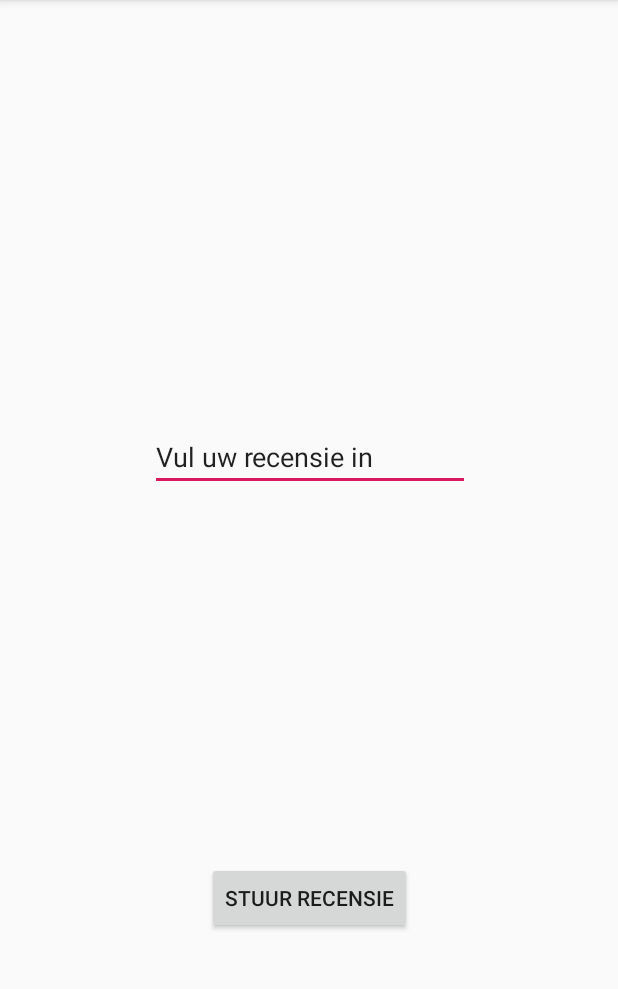
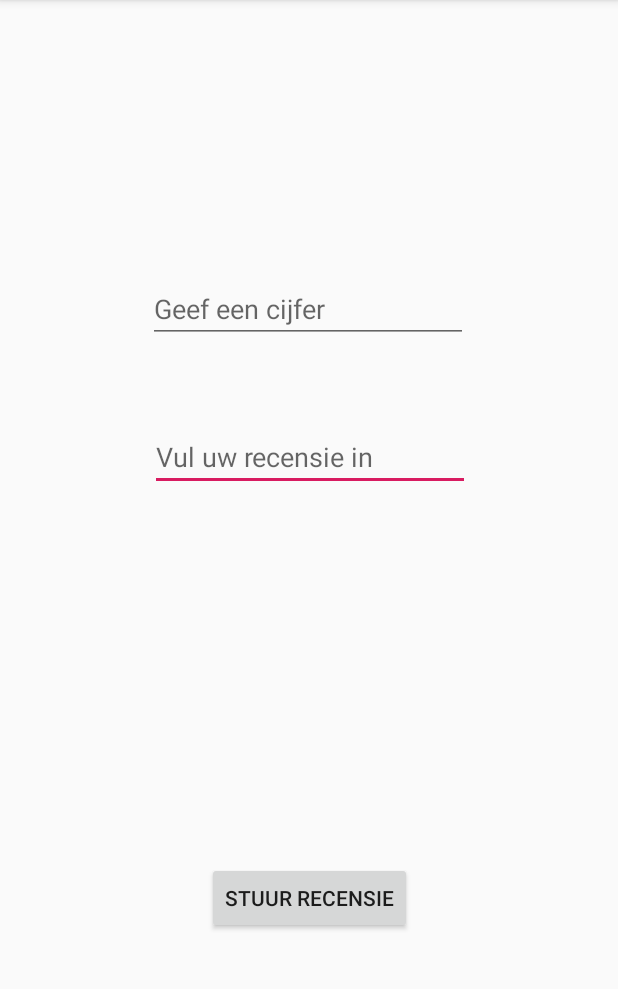
Before and after one commit to schaapkabap/ikpmd, an Android app: the RecensieActivity screen opened directly, with no data from a screen before it, after a tap on "STUUR RECENSIE", on a phone screen of 412 x 824 dp, the part 84-1073 px from its top. Run offline under Robolectric (Android 15) with nearby library versions, the phone set to English and light mode, and no system bars; our stand-ins replace Firebase (no records; nobody signed in at launch, a user with empty details on screens opened directly); 1 statement that could not run was skipped.

Commit message:
vervetering in firebase connectie

```diff
--- a/app/build.gradle
+++ b/app/build.gradle
@@ -41,9 +41,10 @@ dependencies {
 
 
     implementation 'com.google.firebase:firebase-database:16.0.1'
-    //implementation 'com.google.firebase:firebase-database:16.0.1:15.0.0'
+    implementation 'com.github.PhilJay:MPAndroidChart:v3.0.3'
+    implementation 'com.github.terencejackson:JavaBreweryDbConnector:3fd2570dfa'
 
-    implementation 'com.github.PhilJay:MPAndroidChart:v3.0.3'
+
 
 }
 apply plugin: 'com.google.gms.google-services'
--- a/app/src/main/AndroidManifest.xml
+++ b/app/src/main/AndroidManifest.xml
@@ -19,7 +19,7 @@
             </intent-filter>
         </activity>
         <activity android:name=".activitys.Bierlist" />
-        <activity android:name=".activitys.Firebase" />
+        <activity android:name=".activitys.RecensieActivity" />
         <activity android:name=".activitys.Grafieken" />
         <activity android:name=".activitys.Baractivity" />
         <activity
--- a/app/src/main/java/com/example/schaapkabap/biercollection/MainActivity.java
+++ b/app/src/main/java/com/example/schaapkabap/biercollection/MainActivity.java
@@ -7,37 +7,49 @@ import android.util.Log;
 import android.view.View;
 import android.widget.Button;
 
-public class MainActivity extends AppCompatActivity {
+import com.example.schaapkabap.biercollection.activitys.DataLink;
+import com.example.schaapkabap.biercollection.activitys.RecensieActivity;
+
+public class MainActivity extends AppCompatActivity implements DataLink {
+
+    private Button Bierlist;
+    private Button Firebase;
+    private Button Grafieken;
+
 
     @Override
     protected void onCreate(Bundle savedInstanceState) {
         super.onCreate(savedInstanceState);
         setContentView(R.layout.activity_main);
 
-        Button Bierlist = (Button) findViewById(R.id.Listbutton);
-        Button Firebase = (Button) findViewById(R.id.Firebasebutton);
-        Button Grafieken = (Button) findViewById(R.id.Grafiekbutton);
+        elementLinker();
 
-        Bierlist.setOnClickListener(new View.OnClickListener(){
-            public void onClick(View v){
+        Bierlist.setOnClickListener(new View.OnClickListener() {
+            public void onClick(View v) {
                 Log.d("Bierbutton ingedrukt", "start Bierlist");
                 startActivity(new Intent(MainActivity.this, com.example.schaapkabap.biercollection.activitys.ItemListActivity.class));
             }
         });
 
-        Firebase.setOnClickListener(new View.OnClickListener(){
-            public void onClick(View v){
-                Log.d("Firebasebutton ingedrukt", "start Firebase");
-                startActivity(new Intent(MainActivity.this, com.example.schaapkabap.biercollection.activitys.Firebase.class));
+        Firebase.setOnClickListener(new View.OnClickListener() {
+            public void onClick(View v) {
+                Log.d("Firebasebutton ingedrukt", "start RecensieActivity");
+                startActivity(new Intent(MainActivity.this, RecensieActivity.class));
             }
         });
 
-        Grafieken.setOnClickListener(new View.OnClickListener(){
-            public void onClick(View v){
+        Grafieken.setOnClickListener(new View.OnClickListener() {
+            public void onClick(View v) {
                 Log.d("Grafiekenbutton ingedrukt", "start Grafieken");
                 startActivity(new Intent(MainActivity.this, com.example.schaapkabap.biercollection.activitys.Baractivity.class));
             }
         });
     }
 
+    @Override
+    public void elementLinker() {
+        Bierlist = (Button) findViewById(R.id.Listbutton);
+        Firebase = (Button) findViewById(R.id.Firebasebutton);
+        Grafieken = (Button) findViewById(R.id.Grafiekbutton);
+    }
 }
--- a/app/src/main/java/com/example/schaapkabap/biercollection/Models/Barchart.java
+++ b/app/src/main/java/com/example/schaapkabap/biercollection/Models/Barchart.java
@@ -7,8 +7,6 @@ public class Barchart {
     private String state;
     private int nummer;
 
-
-
     public Barchart(){
 
     }
--- a/app/src/main/java/com/example/schaapkabap/biercollection/Models/Recensie.java
+++ b/app/src/main/java/com/example/schaapkabap/biercollection/Models/Recensie.java
@@ -1,36 +1,16 @@
 package com.example.schaapkabap.biercollection.Models;
-
-import android.widget.Button;
-import android.widget.EditText;
-import android.widget.TextView;
-
-import java.util.HashMap;
-import java.util.Map;
 
 
 public class Recensie {
 
-    Button mButton;
-    EditText mEdit;
-    TextView mText;
+    private String recensietekst;
+    private int rating;
+    private  Bier bier;
 
-    private String recensietekst;
-
-    public Recensie(String recensietekst) {
-
-        this.recensietekst = recensietekst;
-
-    }
 
     public Recensie() {
     }
-    public Map<String, Object> toMap() {
-        HashMap<String, Object> result = new HashMap<>();
-        result.put("recensietekst", recensietekst);
 
-
-        return result;
-    }
 
     public String getRecensietekst() {
         return recensietekst;
@@ -39,4 +19,20 @@ public class Recensie {
     public void setRecensietekst(String recensietekst) {
         this.recensietekst = recensietekst;
     }
+
+    public int getRating() {
+        return rating;
+    }
+
+    public void setRating(int rating) {
+        this.rating = rating;
+    }
+
+    public Bier getBier() {
+        return bier;
+    }
+
+    public void setBier(Bier bier) {
+        this.bier = bier;
+    }
 }
--- /dev/null
+++ b/app/src/main/java/com/example/schaapkabap/biercollection/activitys/DataLink.java
@@ -0,0 +1,6 @@
+package com.example.schaapkabap.biercollection.activitys;
+
+public interface DataLink {
+    //links the xml activitys to variables
+    void elementLinker();
+}
--- a/app/src/main/java/com/example/schaapkabap/biercollection/activitys/ItemDetailFragment.java
+++ b/app/src/main/java/com/example/schaapkabap/biercollection/activitys/ItemDetailFragment.java
@@ -10,7 +10,7 @@ import android.view.ViewGroup;
 import android.widget.TextView;
 
 import com.example.schaapkabap.biercollection.R;
-import com.example.schaapkabap.biercollection.activitys.dummy.DummyContent;
+import com.example.schaapkabap.biercollection.activitys.brouwerijen.BrouwerijDetail;
 
 /**
  * A fragment representing a single Item detail screen.
@@ -28,7 +28,7 @@ public class ItemDetailFragment extends Fragment {
     /**
      * The dummy content this fragment is presenting.
      */
-    private DummyContent.DummyItem mItem;
+    private BrouwerijDetail.DummyItem mItem;
 
     /**
      * Mandatory empty constructor for the fragment manager to instantiate the
@@ -45,7 +45,7 @@ public class ItemDetailFragment extends Fragment {
             // Load the dummy content specified by the fragment
             // arguments. In a real-world scenario, use a Loader
             // to load content from a content provider.
-            mItem = DummyContent.ITEM_MAP.get(getArguments().getString(ARG_ITEM_ID));
+            mItem = BrouwerijDetail.ITEM_MAP.get(getArguments().getString(ARG_ITEM_ID));
 
             Activity activity = this.getActivity();
             CollapsingToolbarLayout appBarLayout = (CollapsingToolbarLayout) activity.findViewById(R.id.toolbar_layout);
--- a/app/src/main/java/com/example/schaapkabap/biercollection/activitys/Firebase.java
+++ b/app/src/main/java/com/example/schaapkabap/biercollection/activitys/RecensieActivity.java
@@ -24,73 +24,59 @@ import com.google.firebase.database.ValueEventListener;
 import java.util.HashMap;
 import java.util.Map;
 
-public class Firebase extends AppCompatActivity {
+public class RecensieActivity extends AppCompatActivity implements DataLink {
 
-    Button mButton;
-    EditText mEdit;
-    TextView mText;
+    private EditText mEdit;
+    private EditText rating;
+    private Button recensie;
+    private FirebaseHelper firebaseHelper;
 
     @Override
     protected void onCreate(Bundle savedInstanceState) {
         super.onCreate(savedInstanceState);
         setContentView(R.layout.activity_firebase);
-        FirebaseDatabase database;
-        DatabaseReference myRef;
         final String TAG = MainActivity.class.getSimpleName();
 
-
-        Button recensie = (Button) findViewById(R.id.recensiebutton);
-
-
-
-
-
-
-        database = FirebaseDatabase.getInstance();
-        myRef = database.getReference("message");
-
-
-
-
+        this.elementLinker();
+        this.fireBaseConnector();
         recensie.setOnClickListener(new View.OnClickListener() {
             public void onClick(View v) {
 
-                mEdit   = (EditText)findViewById(R.id.editText);
-                mEdit.getText().toString();
-
-
-
-
-
-
-                String key = myRef.child("message").push().getKey();
-                Recensie recensie = new Recensie(mEdit.getText().toString());
-                Map<String, Object> postValues = recensie.toMap();
-
-                Map<String, Object> childUpdates = new HashMap<>();
-                childUpdates.put("/recensies/" + key, postValues);
-
-
-                myRef.updateChildren(childUpdates);
+                //build recensie
+                Recensie recensie = new Recensie();
+                recensie.setRecensietekst(mEdit.getText().toString());
+                recensie.setRating(Integer.parseInt(rating.getText().toString()));
+                getFirebaseHelper().addData(recensie);
 
                 CharSequence text = "Uw recensie is geplaats";
                 int duration = Toast.LENGTH_LONG;
                 Toast toast = Toast.makeText(getApplicationContext(), text, duration);
                 toast.show();
-
-
             }
         });
 
 
+    }
 
+    public FirebaseHelper getFirebaseHelper() {
+        return firebaseHelper;
+    }
 
+    public void setFirebaseHelper(FirebaseHelper firebaseHelper) {
+        this.firebaseHelper = firebaseHelper;
+    }
 
-
+    public void fireBaseConnector() {
+            this.firebaseHelper = new FirebaseHelper();
+            this.firebaseHelper.setReferentie("recensies");
 
     }
 
 
-
-
+    @Override
+    public void elementLinker() {
+        recensie = (Button) findViewById(R.id.recensiebutton);
+        mEdit = (EditText) findViewById(R.id.editText);
+        rating = (EditText) findViewById(R.id.rating);
+    }
 }
--- a/app/src/main/java/com/example/schaapkabap/biercollection/activitys/dummy/DummyContent.java
+++ b/app/src/main/java/com/example/schaapkabap/biercollection/activitys/brouwerijen/BrouwerijDetail.java
@@ -1,4 +1,4 @@
-package com.example.schaapkabap.biercollection.activitys.dummy;
+package com.example.schaapkabap.biercollection.activitys.brouwerijen;
 
 import java.util.ArrayList;
 import java.util.HashMap;
@@ -11,7 +11,7 @@ import java.util.Map;
  * <p>
  * TODO: Replace all uses of this class before publishing your app.
  */
-public class DummyContent {
+public class BrouwerijDetail {
 
     /**
      * An array of sample (dummy) items.
--- a/app/src/main/java/com/example/schaapkabap/biercollection/helpers/FirebaseHelper.java
+++ b/app/src/main/java/com/example/schaapkabap/biercollection/helpers/FirebaseHelper.java
@@ -1,11 +1,8 @@
 package com.example.schaapkabap.biercollection.helpers;
 
 import android.support.annotation.NonNull;
-import android.telecom.Call;
-import android.util.Log;
 
 import com.example.schaapkabap.biercollection.Models.Bier;
-import com.example.schaapkabap.biercollection.activitys.Firebase;
 import com.google.firebase.database.DataSnapshot;
 import com.google.firebase.database.DatabaseError;
 import com.google.firebase.database.DatabaseReference;
@@ -16,55 +13,45 @@ import java.util.ArrayList;
 import java.util.HashMap;
 import java.util.List;
 import java.util.Map;
-import java.util.Random;
 
 public class FirebaseHelper {
 
     private static FirebaseHelper firebaseHelper;
     final FirebaseDatabase database = FirebaseDatabase.getInstance();
-    DatabaseReference ref = database.getReference("biers");
-    DatabaseReference usersRef = ref.child("Bier");
-    DatabaseReference data = ref.child("Bier");
-
+    private String key;
+    private DatabaseReference myRef;
     public Bier bier = new Bier();
     public List<Bier> arrayList = new ArrayList<Bier>();
 
 
-    /**
-     *
-     */
     public FirebaseHelper() {
     }
 
+    public void setReferentie(String referentie) {
+        this.myRef = database.getReference(referentie);
+        this.key = myRef.child(referentie).push().getKey();
+
+    }
 
 
-    public void setData(Bier bier) {
+    /**
+     * @param obj
+     */
+    public void addData(Object obj) {
 
-        getJson(bier);
-    }
-
-    /**
-     * @param bier
-     */
-    public void addData(Bier bier) {
-        Map<String, Bier> biers = new HashMap<>();
-        biers.put(bier.getName(), bier);
-        usersRef.setValue(biers);
-        biers.clear();
+        Map<String, Object> childUpdates = new HashMap<>();
+        childUpdates.put(key, obj);
+        myRef.updateChildren(childUpdates);
 
     }
 
     public void dataRequest(String bierBrouwerij) {
-        DatabaseReference bier = usersRef.child(bierBrouwerij);
-        readData(bier);
+
+//        readData(bier);
     }
 
     public Bier getBier() {
         return bier;
-    }
-
-    private void getJson(Bier bier) {
-
     }
 
 
@@ -89,8 +76,9 @@ public class FirebaseHelper {
         });
 
     }
-    public void setBier(Bier bier){
-        this.bier= bier;
+
+    public void setBier(Bier bier) {
+        this.bier = bier;
     }
 
 
--- a/app/src/main/java/com/example/schaapkabap/biercollection/helpers/GSON/GsonRequest.java
+++ b/app/src/main/java/com/example/schaapkabap/biercollection/helpers/GSON/GsonRequest.java
@@ -76,5 +76,5 @@ public class GsonRequest<T> extends Request<T> {
         } catch (JsonSyntaxException e) {
             return Response.error(new ParseError(e));
         }
-    } // end parseNetwResp
+    }
 }
--- a/app/src/main/res/layout/activity_firebase.xml
+++ b/app/src/main/res/layout/activity_firebase.xml
@@ -4,7 +4,7 @@
     xmlns:tools="http://schemas.android.com/tools"
     android:layout_width="match_parent"
     android:layout_height="match_parent"
-    tools:context=".activitys.Firebase">
+    tools:context=".activitys.RecensieActivity">
 
     <Button
         android:id="@+id/recensiebutton"
@@ -29,9 +29,25 @@
         android:layout_marginEnd="84dp"
         android:layout_marginBottom="183dp"
         android:ems="10"
+        android:hint="Vul uw recensie in"
         android:inputType="textPersonName"
-        android:text="Vul uw recensie in"
         app:layout_constraintBottom_toTopOf="@+id/recensiebutton"
+        app:layout_constraintEnd_toEndOf="parent"
+        app:layout_constraintStart_toStartOf="parent"
+        app:layout_constraintTop_toTopOf="parent" />
+
+    <EditText
+        android:id="@+id/rating"
+        android:layout_width="wrap_content"
+        android:layout_height="wrap_content"
+        android:layout_marginStart="98dp"
+        android:layout_marginTop="179dp"
+        android:layout_marginEnd="100dp"
+        android:layout_marginBottom="49dp"
+        android:ems="10"
+        android:hint="Geef een cijfer"
+        android:inputType="number"
+        app:layout_constraintBottom_toTopOf="@+id/editText"
         app:layout_constraintEnd_toEndOf="parent"
         app:layout_constraintStart_toStartOf="parent"
         app:layout_constraintTop_toTopOf="parent" />
--- a/build.gradle
+++ b/build.gradle
@@ -9,7 +9,7 @@ buildscript {
     dependencies {
 
         classpath 'com.google.gms:google-services:4.0.1'
-        classpath 'com.android.tools.build:gradle:3.2.1'
+        classpath 'com.android.tools.build:gradle:3.3.1'
 
 
         // NOTE: Do not place your application dependencies here; they belong
```
Also changed, not shown: app/src/main/java/com/example/schaapkabap/biercollection/Models/Bier.java (+0 -16 lines), app/src/main/java/com/example/schaapkabap/biercollection/activitys/ItemListActivity.java (+5 -7 lines), app/src/main/java/com/example/schaapkabap/biercollection/helpers/ApiBeerCaller.java (added, +78 -0 lines), gradle/wrapper/gradle-wrapper.properties.
